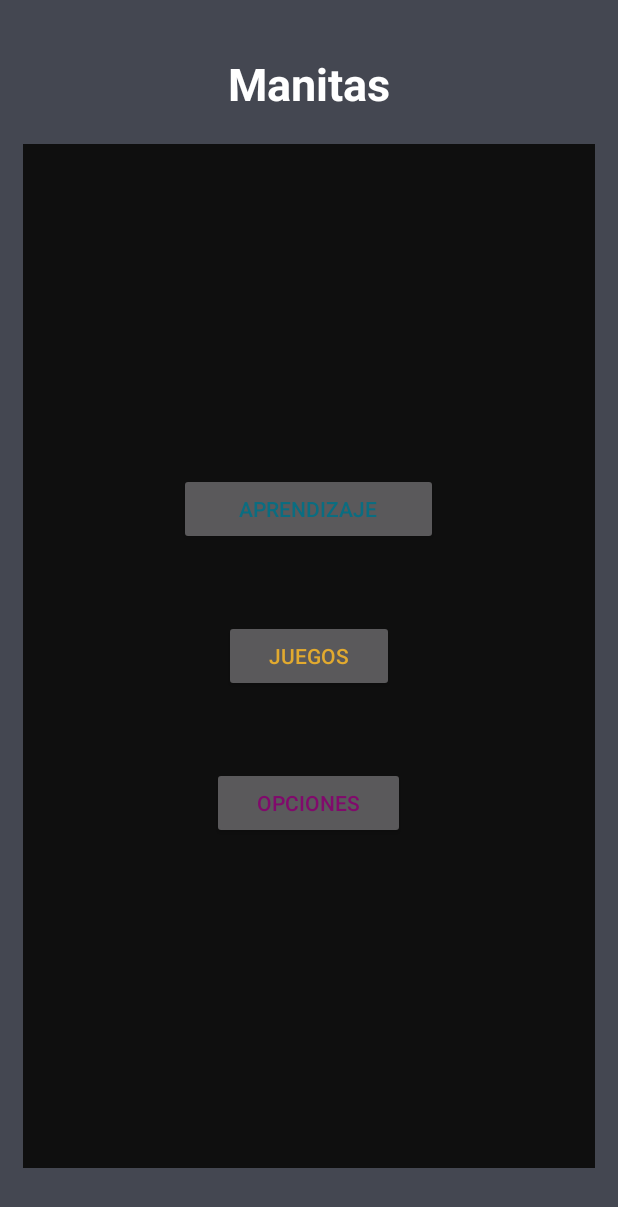
After one commit to mhparras/ManitasProject, an Android app: the layout principalview.xml on its own in the app's theme, with its tools: preview values and no code run, on a phone screen of 412 x 824 dp. The commit adds this screen. Shown: the top 1207 px of the screen. Run offline under Robolectric (Android 15) with nearby library versions, the phone set to English and light mode, and no system bars.

Commit message:
Actualización menú

```diff
--- /dev/null
+++ b/app/src/main/java/manitasproject/com/principalview.java
@@ -0,0 +1,8 @@
+package manitasproject.com;
+
+import android.os.Bundle;
+
+public class principalview {
+
+
+}
--- /dev/null
+++ b/app/src/main/res/layout/principalview.xml
@@ -0,0 +1,79 @@
+<?xml version="1.0" encoding="utf-8"?>
+<LinearLayout xmlns:android="http://schemas.android.com/apk/res/android"
+    xmlns:app="http://schemas.android.com/apk/res-auto"
+    xmlns:tools="http://schemas.android.com/tools"
+    android:layout_width="match_parent"
+    android:layout_height="match_parent"
+    android:background="#444751"
+    android:orientation="vertical"
+    android:padding="15dp">
+
+    <LinearLayout
+
+        android:layout_width="match_parent"
+        android:layout_height="wrap_content"
+        android:layout_marginTop="20dp"
+        android:layout_marginBottom="20dp"
+        android:gravity="center">
+
+        <TextView
+            android:layout_width="wrap_content"
+            android:layout_height="wrap_content"
+            android:text="@string/txt_title"
+            android:textAlignment="center"
+            android:textColor="#FFFFFF"
+            android:textSize="30sp"
+            android:textStyle="bold"
+
+            />
+
+    </LinearLayout>
+
+
+    <LinearLayout
+        android:layout_width="match_parent"
+        android:layout_height="match_parent"
+        android:layout_marginBottom="30dp"
+        android:background="#0f0f0f"
+        android:gravity="center"
+        android:orientation="vertical"
+        android:padding="10sp">
+
+
+        <Button
+            android:id="@+id/btn_singlePlayer"
+            android:layout_width="wrap_content"
+            android:layout_height="wrap_content"
+
+            android:paddingHorizontal="40dp"
+            android:text="Aprendizaje"
+            android:textColor="@color/colorCyan"
+            android:onClick="goSingleGame"
+            />
+
+        <Button
+            android:id="@+id/btn_multiPlayer"
+            android:layout_width="wrap_content"
+            android:layout_height="wrap_content"
+            android:layout_margin="50dp"
+
+            android:paddingHorizontal="30dp"
+            android:text="Juegos"
+            android:textColor="@color/colorOrange"
+            android:onClick="goMultiplayerGame"
+            />
+
+        <Button
+            android:id="@+id/btn_verificatorGame"
+            android:layout_width="wrap_content"
+            android:layout_height="wrap_content"
+
+            android:paddingHorizontal="30dp"
+            android:text="Opciones"
+            android:textColor="@color/colorPurple"
+
+            />
+
+    </LinearLayout>
+
+</LinearLayout>
--- a/app/src/main/res/values/colors.xml
+++ b/app/src/main/res/values/colors.xml
@@ -7,4 +7,11 @@
     <color name="teal_700">#FF018786</color>
     <color name="black">#FF000000</color>
     <color name="white">#FFFFFFFF</color>
+    <color name="colorPrimary">#008577</color>
+    <color name="colorPrimaryDark">#00574B</color>
+    <color name="colorAccent">#D81B60</color>
+    <color name="colorPurple">#810a6c</color>
+    <color name="colorCyan">#0a6d81</color>
+    <color name="colorOrange">#e2aa2f</color>
+    <color name="colorGreen">#70b92e</color>
 </resources>
--- a/app/src/main/res/values/strings.xml
+++ b/app/src/main/res/values/strings.xml
@@ -1,3 +1,4 @@
 <resources>
     <string name="app_name">ManitasProject</string>
+    <string name="txt_title">Manitas</string>
 </resources>
```
